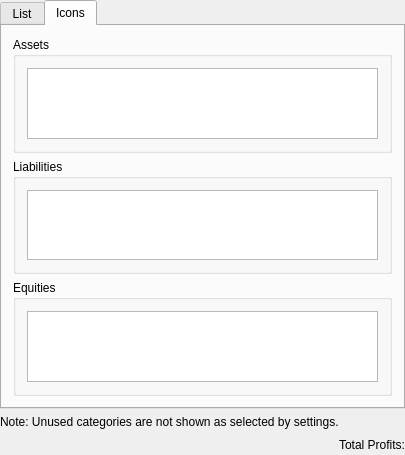
Before: the Qt Designer form kmymoney/views/kaccountsviewdecl.ui in KDE/kmymoney, drawn with Qt 5.
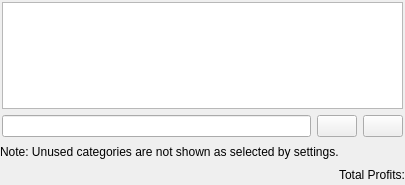
After: the same form once the commit is applied. The open tabs and pages were chosen to show the change. Custom widgets are drawn as their Qt base class.

Commit message: Remove the accounts icon view, we all agreed at Randa that it does not have any useful purpose.

Patch:
```diff
--- a/kmymoney/views/kaccountsviewdecl.ui
+++ b/kmymoney/views/kaccountsviewdecl.ui
@@ -15,10 +15,6 @@
     <number>0</number>
    </property>
    <item>
-    <widget class="QTabWidget" name="m_tab">
-     <property name="currentIndex">
-      <number>0</number>
-     </property>
      <widget class="QWidget" name="list">
       <attribute name="title">
        <string>List</string>
@@ -63,71 +59,6 @@
        </item>
       </layout>
      </widget>
-     <widget class="QWidget" name="icons">
-      <attribute name="title">
-       <string>Icons</string>
-      </attribute>
-      <layout class="QVBoxLayout" name="m_iconGroupLayout">
-       <item>
-        <widget class="QGroupBox" name="m_assetsGroup">
-         <property name="title">
-          <string>Assets</string>
-         </property>
-         <layout class="QVBoxLayout" name="m_assetsListLayout">
-          <item>
-           <widget class="QListWidget" name="m_assetsList">
-            <property name="dragDropMode">
-             <enum>QAbstractItemView::InternalMove</enum>
-            </property>
-            <property name="viewMode">
-             <enum>QListView::IconMode</enum>
-            </property>
-           </widget>
-          </item>
-         </layout>
-        </widget>
-       </item>
-       <item>
-        <widget class="QGroupBox" name="m_liabilitiesGroup">
-         <property name="title">
-          <string>Liabilities</string>
-         </property>
-         <layout class="QVBoxLayout" name="m_liabilitiesListLayout">
-          <item>
-           <widget class="QListWidget" name="m_liabilitiesList">
-            <property name="dragDropMode">
-             <enum>QAbstractItemView::InternalMove</enum>
-            </property>
-            <property name="viewMode">
-             <enum>QListView::IconMode</enum>
-            </property>
-           </widget>
-          </item>
-         </layout>
-        </widget>
-       </item>
-       <item>
-        <widget class="QGroupBox" name="m_equitiesGroup">
-         <property name="title">
-          <string>Equities</string>
-         </property>
-         <layout class="QVBoxLayout" name="m_equitiesListLayout">
-          <item>
-           <widget class="QListWidget" name="m_equitiesList">
-            <property name="dragDropMode">
-             <enum>QAbstractItemView::InternalMove</enum>
-            </property>
-            <property name="viewMode">
-             <enum>QListView::IconMode</enum>
-            </property>
-           </widget>
-          </item>
-         </layout>
-        </widget>
-       </item>
-      </layout>
-     </widget>
-    </widget>
    </item>
    <item>
     <widget class="QLabel" name="m_hiddenCategories">
```
The commit also changes 2 other files.
